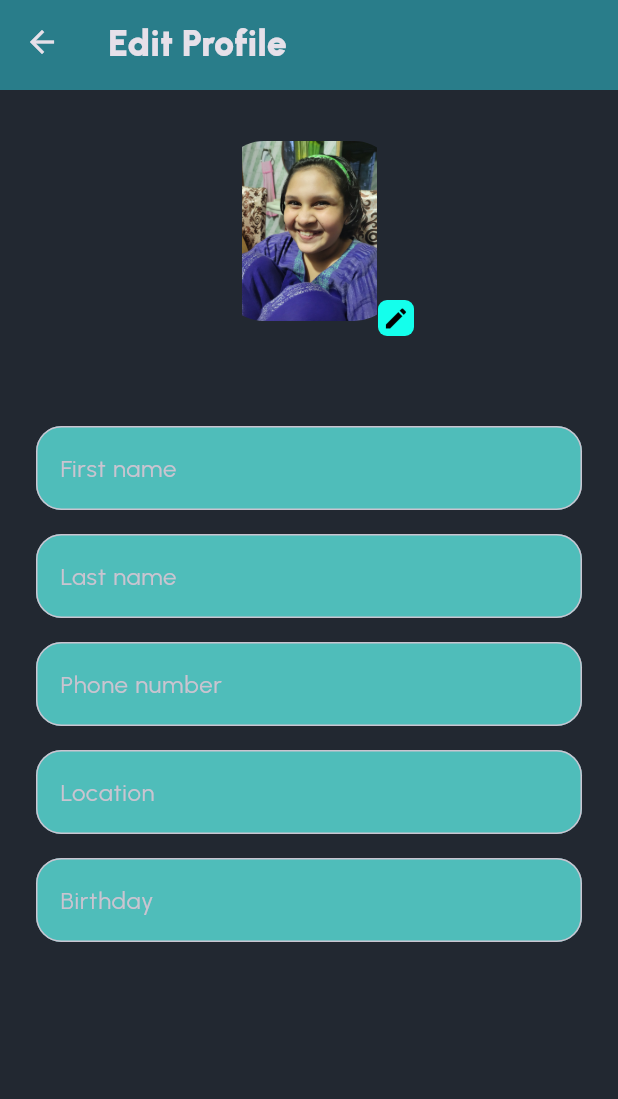
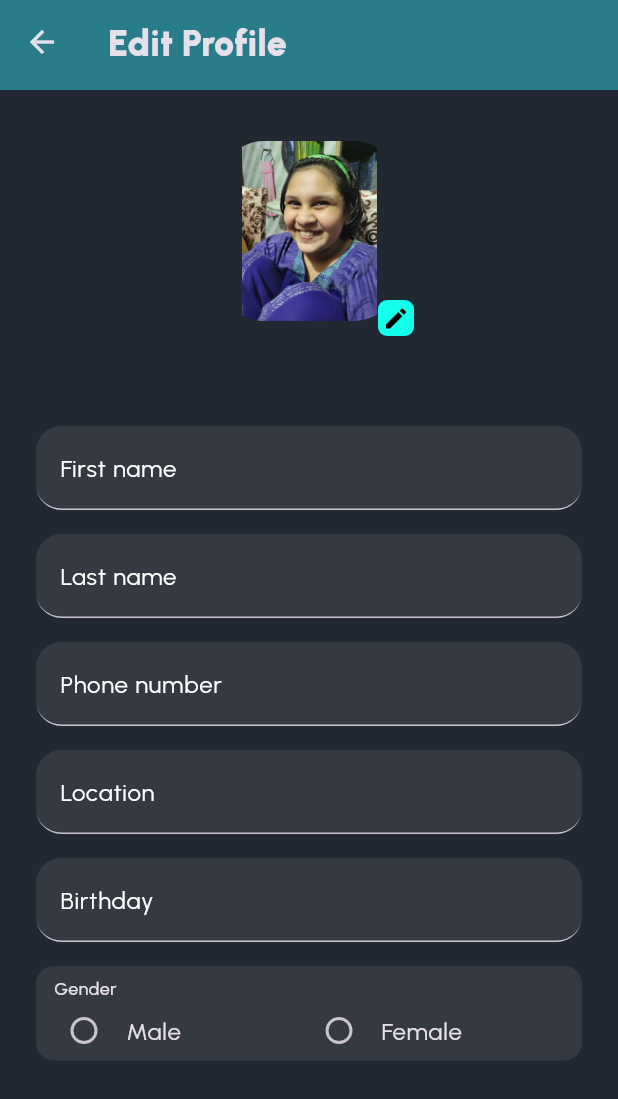
Before and after one commit to aluffyy/Hashi, a Flutter app: the EditProfilePage screen opened by its route, on a phone screen of 412 x 824 dp. Shown: the top 1099 px of the screen. Run offline on Flutter 3.47's test engine with Material 3 defaults, Android fonts, the phone set to English and light mode, and no system bars; our stand-ins replace flutter_svg; project files that could hold a hidden picture were left out.

Commit message:
Initial commit

```diff
--- a/lib/components/app_text_field.dart
+++ b/lib/components/app_text_field.dart
@@ -1,22 +1,29 @@
+import 'package:Hashi/styles/app_colors.dart';
 import 'package:flutter/material.dart';
 
 class AppTextField extends StatelessWidget {
   final String hint;
-  const AppTextField({super.key, required this.hint});
+  final ValueChanged<String>? onChange;
+
+  const AppTextField({super.key, required this.hint, this.onChange});
 
   @override
   Widget build(BuildContext context) {
     return TextField(
+      onChanged: onChange,
       decoration: InputDecoration(
         hintText: hint,
-        border: const OutlineInputBorder(
-          borderRadius: BorderRadius.all(
-            Radius.circular(17),
-          ),
+        labelText: hint,
+        labelStyle: TextStyle(
+          color: Colors.white,
         ),
+        border: const UnderlineInputBorder(
+            borderRadius: BorderRadius.all(Radius.circular(17))),
+        focusedBorder: const OutlineInputBorder(
+            borderSide: BorderSide(color: Colors.transparent),
+            borderRadius: BorderRadius.all(Radius.circular(17))),
         filled: true,
-        fillColor: const Color.fromARGB(255, 79, 189, 186),
-        // fillColor: Colors.white.withOpacity(0.5),
+        fillColor: AppColors.fieldColor,
       ),
     );
   }
--- a/lib/config/app_routes.dart
+++ b/lib/config/app_routes.dart
@@ -8,7 +8,7 @@
     '/': (context) => const LoginPage(),
     '/home': (context) => HomePage(),
     '/main': (context) => const MainPage(),
-    '/edit_profile': (context) => const EditProfilePage(),
+    '/edit_profile': (context) => EditProfilePage(),
   };
 
   static const login = '/';
--- a/lib/pages/edit_profile_page.dart
+++ b/lib/pages/edit_profile_page.dart
@@ -3,16 +3,31 @@
 import 'package:Hashi/components/user_avatar.dart';
 import 'package:Hashi/config/app_strings.dart';
 import 'package:Hashi/styles/app_colors.dart';
+import 'package:Hashi/styles/app_text.dart';
 import 'package:flutter/material.dart';
 
-class EditProfilePage extends StatelessWidget {
-  const EditProfilePage({super.key});
+enum Gender {
+  none,
+  male,
+  female,
+}
+
+class EditProfilePage extends StatefulWidget {
+  EditProfilePage({super.key});
+
+  @override
+  State<EditProfilePage> createState() => _EditProfilePageState();
+}
+
+class _EditProfilePageState extends State<EditProfilePage> {
+  var gender = Gender.none;
 
   @override
   Widget build(BuildContext context) {
     return Scaffold(
       appBar: const Toolbar(title: AppStrings.editProfile),
-      body: Padding(
+      body: SingleChildScrollView(
+        child: Padding(
           padding: const EdgeInsets.all(24.0),
           child: Column(
             children: [
@@ -64,7 +79,68 @@
                 height: 16,
               ),
               const AppTextField(hint: AppStrings.birthday),
+              const SizedBox(
+                height: 16,
+              ),
+              Container(
+                padding: const EdgeInsets.only(left: 12, right: 12, top: 6),
+                decoration: BoxDecoration(
+                    color: AppColors.fieldColor,
+                    borderRadius: const BorderRadius.all(Radius.circular(12))),
+                child: Column(
+                  crossAxisAlignment: CrossAxisAlignment.start,
+                  children: [
+                    Text(
+                      AppStrings.gender,
+                      style: AppText.body1.copyWith(
+                        fontSize: 12,
+                      ),
+                    ),
+                    Row(
+                      children: [
+                        Expanded(
+                          child: RadioListTile(
+                            title: const Text(AppStrings.male),
+                            value: Gender.male,
+                            visualDensity: const VisualDensity(
+                                horizontal: VisualDensity.minimumDensity,
+                                vertical: VisualDensity.minimumDensity),
+                            contentPadding: EdgeInsets.zero,
+                            groupValue: gender,
+                            onChanged: (value) {
+                              setState(
+                                () {
+                                  gender = Gender.male;
+                                },
+                              );
+                            },
+                          ),
+                        ),
+                        Expanded(
+                          child: RadioListTile(
+                            title: const Text(AppStrings.female),
+                            value: Gender.female,
+                            visualDensity: const VisualDensity(
+                                horizontal: VisualDensity.minimumDensity,
+                                vertical: VisualDensity.minimumDensity),
+                            contentPadding: EdgeInsets.zero,
+                            groupValue: gender,
+                            onChanged: (value) {
+                              setState(
+                                () {
+                                  gender = Gender.female;
+                                },
+                              );
+                            },
+                          ),
+                        ),
                       ],
+                    ),
+                  ],
+                ),
+              ),
+            ],
+          ),
         ),
       ),
     );
--- a/lib/pages/home_page.dart
+++ b/lib/pages/home_page.dart
@@ -4,9 +4,14 @@
 import 'package:flutter/material.dart';
 import 'package:flutter_svg/flutter_svg.dart';
 
-class HomePage extends StatelessWidget {
+class HomePage extends StatefulWidget {
   HomePage({super.key});
 
+  @override
+  State<HomePage> createState() => _HomePageState();
+}
+
+class _HomePageState extends State<HomePage> {
   List<String> users = [];
 
   @override
--- a/lib/pages/login_page.dart
+++ b/lib/pages/login_page.dart
@@ -1,5 +1,6 @@
 import 'package:Hashi/components/app_icons.dart';
 import 'package:Hashi/config/app_routes.dart';
+import 'package:Hashi/styles/app_colors.dart';
 import 'package:Hashi/styles/app_text.dart';
 import 'package:flutter/material.dart';
 
@@ -43,7 +44,7 @@
                 ),
 
                 const Spacer(),
-                const TextField(
+                TextField(
                   decoration: InputDecoration(
                     hintText: 'Username',
                     border: OutlineInputBorder(
@@ -52,13 +53,13 @@
                       ),
                     ),
                     filled: true,
-                    fillColor: Color.fromARGB(255, 79, 189, 186),
+                    fillColor: AppColors.fieldColor,
                     // fillColor: Colors.white.withOpacity(0.5),
                   ),
                 ),
 
                 const SizedBox(height: 8),
-                const TextField(
+                TextField(
                   decoration: InputDecoration(
                     hintText: 'Password',
                     border: OutlineInputBorder(
@@ -67,7 +68,7 @@
                       ),
                     ),
                     filled: true,
-                    fillColor: Color.fromARGB(255, 79, 189, 186),
+                    fillColor: AppColors.fieldColor,
                   ),
                 ),
 
--- a/lib/styles/app_colors.dart
+++ b/lib/styles/app_colors.dart
@@ -9,5 +9,5 @@
   static const background = Color(0xff222831);
   static const black = Color(0xff000000);
   static const white = Color(0xffffffff);
-  static final fieldColor = const Color(0xFFD9D9D9).withOpacity(0.6);
+  static final fieldColor = const Color(0xFFD9D9D9).withOpacity(0.1);
 }
```
Lines whose indentation alone changed are shown as unchanged.
